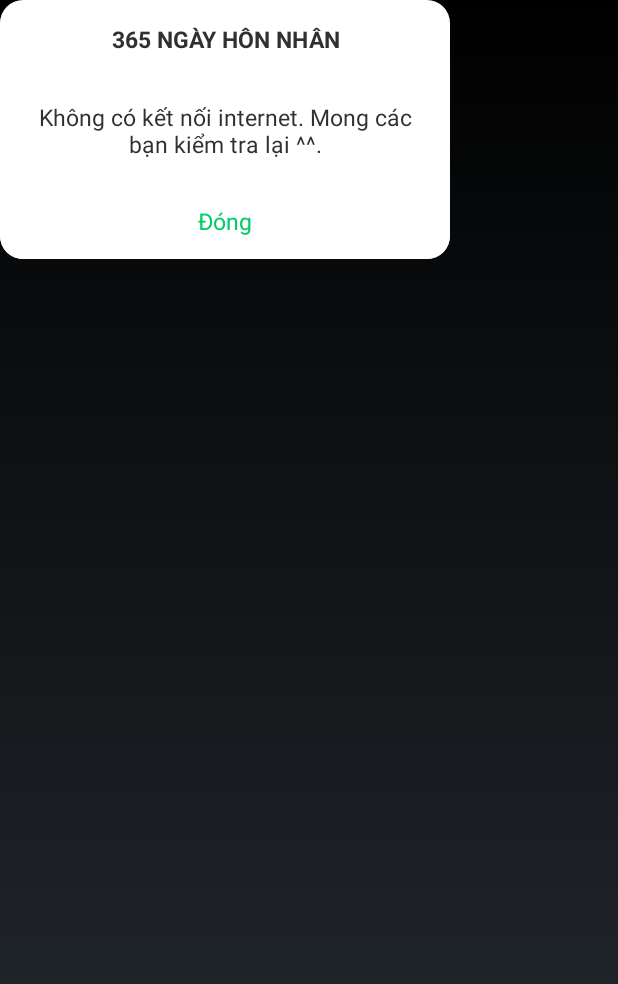
After one commit to dxungngh/Reading-Book, an Android app: the layout dialog_error.xml on its own in the app's theme, with its tools: preview values and no code run, on a phone screen of 412 x 824 dp. The commit adds this screen. Shown: the top 984 px of the screen. Run offline under Robolectric (Android 15) with nearby library versions, the phone set to English and light mode, and no system bars.

Commit message:
add error dialog & check internet

```diff
--- /dev/null
+++ b/ReadingBook/app/src/main/res/layout/dialog_error.xml
@@ -0,0 +1,43 @@
+<?xml version="1.0" encoding="utf-8"?>
+<RelativeLayout xmlns:android="http://schemas.android.com/apk/res/android"
+    android:minWidth="@dimen/dialog_width"
+    android:layout_width="@dimen/dialog_width"
+    android:layout_height="wrap_content"
+    android:background="@drawable/bg_dialog">
+
+    <TextView
+        android:id="@+id/dialog_error_title"
+        android:layout_width="fill_parent"
+        android:layout_height="wrap_content"
+        android:layout_centerHorizontal="true"
+        android:layout_alignParentTop="true"
+        android:gravity="center"
+        android:text="@string/app_name"
+        android:visibility="visible"
+        style="@style/Dialog.Title" />
+
+    <TextView
+        android:id="@+id/dialog_error_message"
+        android:layout_width="wrap_content"
+        android:layout_height="wrap_content"
+        android:layout_centerHorizontal="true"
+        android:layout_below="@id/dialog_error_title"
+        android:gravity="center"
+        android:text="@string/error_no_internet"
+        style="@style/Dialog.Message" />
+
+    <View
+        android:id="@+id/dialog_error_divider"
+        android:layout_width="fill_parent"
+        android:layout_height="0.5dp"
+        android:src="@color/gray"
+        android:layout_below="@id/dialog_error_message" />
+
+    <Button
+        android:id="@+id/dialog_error_close"
+        android:layout_centerHorizontal="true"
+        android:text="@string/close"
+        style="@style/Dialog.Button.LeftRightCorner"
+        android:layout_below="@id/dialog_error_divider" />
+
+</RelativeLayout>
--- a/ReadingBook/app/src/main/res/values/strings.xml
+++ b/ReadingBook/app/src/main/res/values/strings.xml
@@ -6,8 +6,10 @@
     <string name="add_book">Thêm Truyện</string>
     <string name="chapter_id">chapter_id</string>
     <string name="chapter_notification">Bạn có muốn đánh dấu chương này không?</string>
+    <string name="close">Đóng</string>
     <string name="exit">Thoát</string>
     <string name="exit_notification">Bạn hãy dành chút thời gian để đánh giá cho ứng dụng nhé ^^. Xin cảm ơn.</string>
+    <string name="error_no_internet">Không có kết nối internet. Mong các bạn kiểm tra lại ^^.</string>
     <string name="introduction">Giới Thiệu</string>
     <string name="larger">Chữ lớn hơn</string>
     <string name="no">Không</string>
```
Also changed, not shown: ReadingBook/app/src/main/java/com/daniel/readingbook/batramsaunamngayhonnhan/activity/ChapterActivity.java (+35 -7 lines), ReadingBook/app/src/main/java/com/daniel/readingbook/batramsaunamngayhonnhan/widget/ErrorDialog.java (added, +89 -0 lines).
